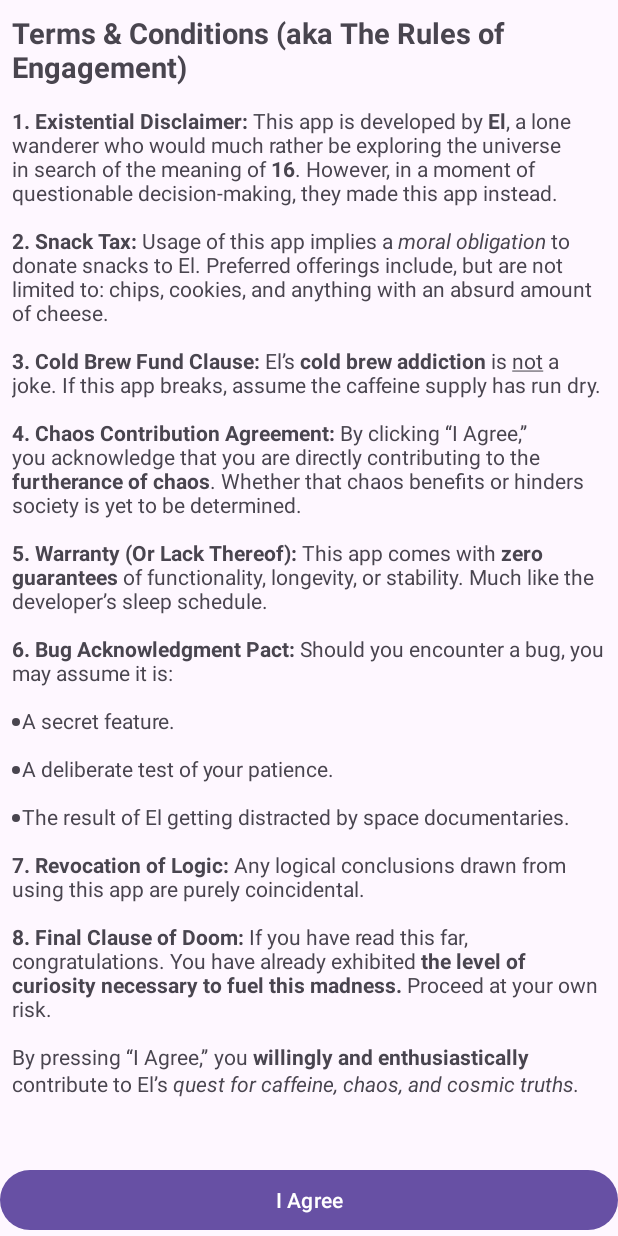
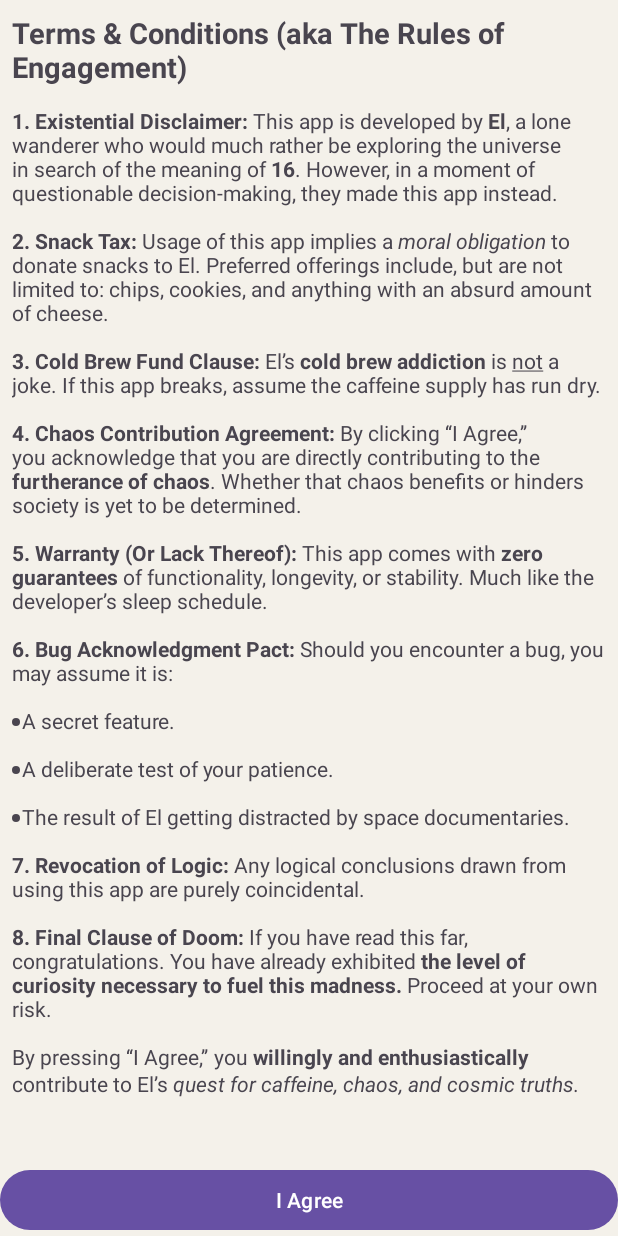
Before and after one commit to thenameisel/Dishcovery, an Android app: the screen it shows after launch (TnCActivity), on a phone screen of 412 x 824 dp. Run offline under Robolectric (Android 15) with nearby library versions, the phone set to English and light mode, and no system bars.

Commit message:
Done landing page... all in light mode so far

```diff
--- a/app/src/main/res/layout/activity_tnc_activity.xml
+++ b/app/src/main/res/layout/activity_tnc_activity.xml
@@ -4,6 +4,7 @@
     android:layout_width="match_parent"
     android:layout_height="match_parent"
     android:orientation="vertical"
+    android:background="#F4F1EA"
     android:padding="16dp">
 
     <ScrollView
```
